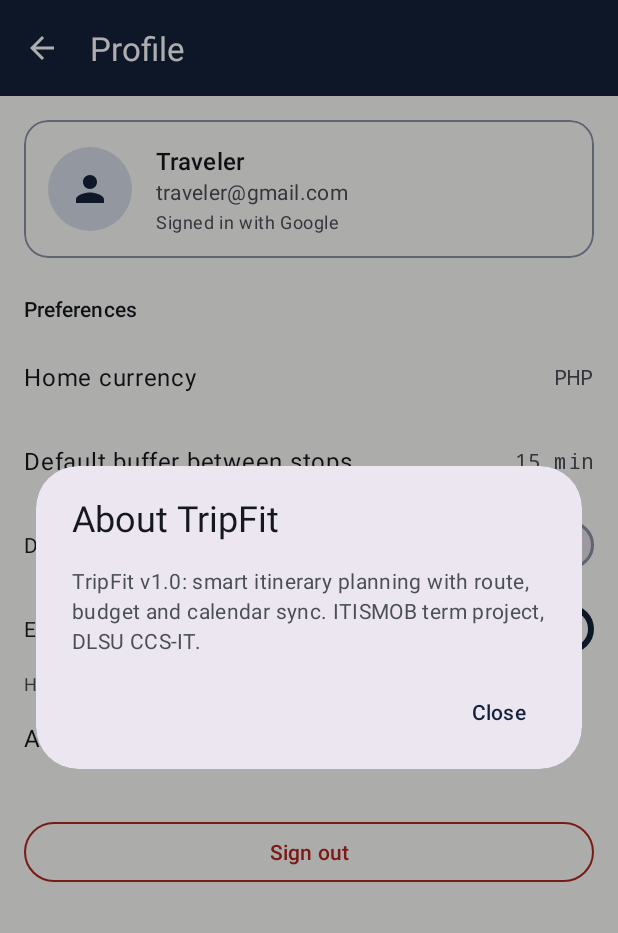
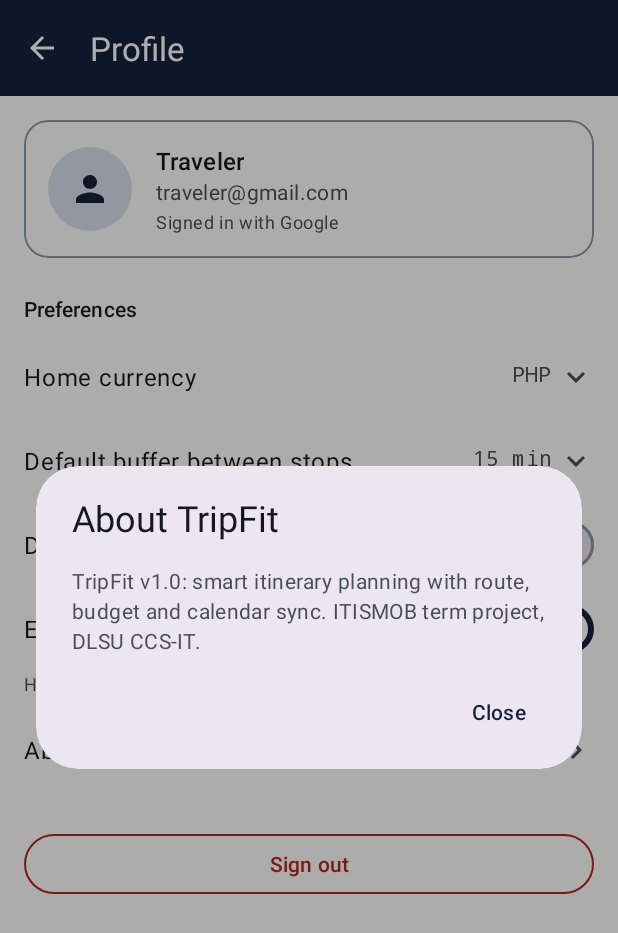
Before and after one commit to Rbndct/TripFit, an Android app: the ProfileActivity screen opened directly, with no data from a screen before it, after a tap on "About TripFit", on a phone screen of 412 x 824 dp. Shown: the top 933 px of the screen. Run offline under Robolectric (Android 15) with nearby library versions, the phone set to English and light mode, and no system bars.

Commit message:
fix(ui): profile critique pass
The dark mode switch read only the app's forced night mode, so it showed
OFF on a dark screen when the system theme drove dark; it now reads the
real uiMode. Currency, buffer and About rows get a trailing affordance
and TalkBack reads 'title, value' with 'Choose'/'Open' as the tap
action (buffer spoken as '15 minutes'). Changing the currency or buffer
confirms with a Snackbar, the open picker, About or Sign-out dialog is
restored after rotation, 'Preferences' is a heading, switch labels match
the rows and Sign out is 48dp. item_setting.xml is untouched so Stop
Detail's day row is unaffected.

```diff
--- a/app/src/main/java/com/itismob/s01/group01/tripfit/ProfileActivity.java
+++ b/app/src/main/java/com/itismob/s01/group01/tripfit/ProfileActivity.java
@@ -1,13 +1,18 @@
 package com.itismob.s01.group01.tripfit;
 
+import android.app.Dialog;
 import android.content.Intent;
+import android.content.res.Configuration;
 import android.os.Bundle;
 import android.view.View;
 import android.widget.TextView;
 
+import androidx.annotation.DrawableRes;
 import androidx.annotation.Nullable;
 import androidx.annotation.StringRes;
 import androidx.appcompat.app.AppCompatDelegate;
+import androidx.core.view.ViewCompat;
+import androidx.core.view.accessibility.AccessibilityNodeInfoCompat;
 
 import com.google.android.material.dialog.MaterialAlertDialogBuilder;
 import com.google.android.material.materialswitch.MaterialSwitch;
@@ -20,10 +25,18 @@ import java.util.List;
 public class ProfileActivity extends ScreenActivity {
 
     private static final int[] BUFFER_OPTIONS_MIN = {0, 10, 15, 20, 30};
+    private static final String STATE_DIALOG = "open_dialog";
+    private static final int DIALOG_NONE = 0;
+    private static final int DIALOG_CURRENCY = 1;
+    private static final int DIALOG_BUFFER = 2;
+    private static final int DIALOG_ABOUT = 3;
+    private static final int DIALOG_SIGN_OUT = 4;
 
     private final PrototypeStore store = PrototypeStore.get();
     private View rowCurrency;
     private View rowBuffer;
+    private Dialog shownDialog;
+    private int openDialog = DIALOG_NONE;
 
     @Override
     protected void onCreate(@Nullable Bundle savedInstanceState) {
@@ -32,14 +45,17 @@ public class ProfileActivity extends ScreenActivity {
 
         rowCurrency = findViewById(R.id.row_currency);
         rowBuffer = findViewById(R.id.row_buffer);
-        bindRow(rowCurrency, R.string.setting_home_currency, store.getDefaultHomeCurrency(),
-                v -> pickCurrency());
-        bindRow(rowBuffer, R.string.setting_buffer, bufferLabel(store.getBufferMin()),
-                v -> pickBuffer());
-        bindRow(findViewById(R.id.row_about), R.string.setting_about, "", v -> showAbout());
+        bindRow(rowCurrency, R.string.setting_home_currency, R.drawable.ic_expand_more_24,
+                R.string.profile_action_choose, v -> pickCurrency());
+        bindRow(rowBuffer, R.string.setting_buffer, R.drawable.ic_expand_more_24,
+                R.string.profile_action_choose, v -> pickBuffer());
+        bindRow(findViewById(R.id.row_about), R.string.setting_about, R.drawable.ic_chevron_right_24,
+                R.string.profile_action_open, v -> showAbout());
+        renderCurrency();
+        renderBuffer();
 
         MaterialSwitch dark = findViewById(R.id.switch_dark_mode);
-        dark.setChecked(AppCompatDelegate.getDefaultNightMode() == AppCompatDelegate.MODE_NIGHT_YES);
+        dark.setChecked(isDarkNow());
         dark.setOnCheckedChangeListener((button, checked) -> AppCompatDelegate.setDefaultNightMode(
                 checked ? AppCompatDelegate.MODE_NIGHT_YES : AppCompatDelegate.MODE_NIGHT_NO));
 
@@ -48,27 +64,96 @@ public class ProfileActivity extends ScreenActivity {
                 toast(checked ? R.string.reminders_on : R.string.reminders_off));
 
         findViewById(R.id.button_sign_out).setOnClickListener(v -> confirmSignOut());
+
+        if (savedInstanceState != null) {
+            reopenDialog(savedInstanceState.getInt(STATE_DIALOG, DIALOG_NONE));
+        }
     }
 
-    private void bindRow(View row, @StringRes int title, String value, View.OnClickListener click) {
+    @Override
+    protected void onSaveInstanceState(Bundle outState) {
+        super.onSaveInstanceState(outState);
+        outState.putInt(STATE_DIALOG, openDialog);
+    }
+
+    @Override
+    protected void onDestroy() {
+        if (shownDialog != null) {
+            shownDialog.dismiss();
+        }
+        super.onDestroy();
+    }
+
+    /** True when the screen is actually drawn dark, including when the system theme drives it. */
+    private boolean isDarkNow() {
+        int mask = getResources().getConfiguration().uiMode & Configuration.UI_MODE_NIGHT_MASK;
+        return mask == Configuration.UI_MODE_NIGHT_YES;
+    }
+
+    /** Titles the row, adds a trailing affordance and names the tap action for TalkBack. */
+    private void bindRow(View row, @StringRes int title, @DrawableRes int trailingIcon,
+                         @StringRes int actionLabel, View.OnClickListener click) {
         ((TextView) row.findViewById(R.id.text_setting_title)).setText(title);
-        ((TextView) row.findViewById(R.id.text_setting_value)).setText(value);
+        TextView value = row.findViewById(R.id.text_setting_value);
+        value.setCompoundDrawablesRelativeWithIntrinsicBounds(0, 0, trailingIcon, 0);
+        value.setCompoundDrawablePadding(getResources().getDimensionPixelSize(R.dimen.space_xs));
+        ViewCompat.replaceAccessibilityAction(row,
+                AccessibilityNodeInfoCompat.AccessibilityActionCompat.ACTION_CLICK,
+                getString(actionLabel), null);
         row.setOnClickListener(click);
+    }
+
+    private void renderCurrency() {
+        String code = store.getDefaultHomeCurrency();
+        ((TextView) rowCurrency.findViewById(R.id.text_setting_value)).setText(code);
+        rowCurrency.setContentDescription(
+                getString(R.string.profile_row_cd, getString(R.string.setting_home_currency), code));
+    }
+
+    private void renderBuffer() {
+        int minutes = store.getBufferMin();
+        ((TextView) rowBuffer.findViewById(R.id.text_setting_value)).setText(bufferLabel(minutes));
+        String spoken = minutes == 0 ? getString(R.string.buffer_none)
+                : getResources().getQuantityString(R.plurals.buffer_minutes_spoken, minutes, minutes);
+        rowBuffer.setContentDescription(
+                getString(R.string.profile_row_cd, getString(R.string.setting_buffer), spoken));
+    }
+
+    /** Shows a dialog and remembers which one, so it can be reopened after rotation. */
+    private void present(int kind, MaterialAlertDialogBuilder builder) {
+        openDialog = kind;
+        shownDialog = builder.setOnDismissListener(d -> {
+            if (shownDialog == d) {
+                shownDialog = null;
+                openDialog = DIALOG_NONE;
+            }
+        }).show();
+    }
+
+    private void reopenDialog(int kind) {
+        if (kind == DIALOG_CURRENCY) {
+            pickCurrency();
+        } else if (kind == DIALOG_BUFFER) {
+            pickBuffer();
+        } else if (kind == DIALOG_ABOUT) {
+            showAbout();
+        } else if (kind == DIALOG_SIGN_OUT) {
+            confirmSignOut();
+        }
     }
 
     private void pickCurrency() {
         List<String> codes = CurrencyMock.codes();
         int checked = codes.indexOf(store.getDefaultHomeCurrency());
-        new MaterialAlertDialogBuilder(this)
+        present(DIALOG_CURRENCY, new MaterialAlertDialogBuilder(this)
                 .setTitle(R.string.setting_home_currency)
                 .setSingleChoiceItems(codes.toArray(new String[0]), checked, (dialog, which) -> {
                     store.setDefaultHomeCurrency(codes.get(which));
-                    ((TextView) rowCurrency.findViewById(R.id.text_setting_value))
-                            .setText(codes.get(which));
+                    renderCurrency();
+                    toast(getString(R.string.profile_currency_set, codes.get(which)));
                     dialog.dismiss();
                 })
-                .setNegativeButton(R.string.action_cancel, null)
-                .show();
+                .setNegativeButton(R.string.action_cancel, null));
     }
 
     private void pickBuffer() {
@@ -80,16 +165,20 @@ public class ProfileActivity extends ScreenActivity {
                 checked = i;
             }
         }
-        new MaterialAlertDialogBuilder(this)
+        present(DIALOG_BUFFER, new MaterialAlertDialogBuilder(this)
                 .setTitle(R.string.setting_buffer)
                 .setSingleChoiceItems(labels, checked, (dialog, which) -> {
                     store.setBufferMin(BUFFER_OPTIONS_MIN[which]);
-                    ((TextView) rowBuffer.findViewById(R.id.text_setting_value))
-                            .setText(labels[which]);
+                    renderBuffer();
+                    toast(bufferSetMessage(BUFFER_OPTIONS_MIN[which]));
                     dialog.dismiss();
                 })
-                .setNegativeButton(R.string.action_cancel, null)
-                .show();
+                .setNegativeButton(R.string.action_cancel, null));
+    }
+
+    private String bufferSetMessage(int minutes) {
+        return minutes == 0 ? getString(R.string.profile_buffer_none_set)
+                : getResources().getQuantityString(R.plurals.profile_buffer_set, minutes, minutes);
     }
 
     private String bufferLabel(int minutes) {
@@ -98,15 +187,14 @@ public class ProfileActivity extends ScreenActivity {
     }
 
     private void showAbout() {
-        new MaterialAlertDialogBuilder(this)
+        present(DIALOG_ABOUT, new MaterialAlertDialogBuilder(this)
                 .setTitle(R.string.setting_about)
                 .setMessage(R.string.about_message)
-                .setPositiveButton(R.string.action_close, null)
-                .show();
+                .setPositiveButton(R.string.action_close, null));
     }
 
     private void confirmSignOut() {
-        new MaterialAlertDialogBuilder(this)
+        present(DIALOG_SIGN_OUT, new MaterialAlertDialogBuilder(this)
                 .setTitle(R.string.sign_out_title)
                 .setMessage(R.string.sign_out_message)
                 .setNegativeButton(R.string.action_cancel, null)
@@ -114,7 +202,6 @@ public class ProfileActivity extends ScreenActivity {
                     Intent intent = new Intent(this, LoginActivity.class);
                     intent.addFlags(Intent.FLAG_ACTIVITY_NEW_TASK | Intent.FLAG_ACTIVITY_CLEAR_TASK);
                     startActivity(intent);
-                })
-                .show();
+                }));
     }
 }
--- /dev/null
+++ b/app/src/main/res/drawable/ic_chevron_right_24.xml
@@ -0,0 +1,10 @@
+<vector xmlns:android="http://schemas.android.com/apk/res/android"
+    android:width="24dp"
+    android:height="24dp"
+    android:viewportWidth="24"
+    android:viewportHeight="24"
+    android:tint="?attr/colorOnSurfaceVariant">
+    <path
+        android:fillColor="@android:color/white"
+        android:pathData="M8.59,16.59L13.17,12 8.59,7.41 10,6l6,6 -6,6z" />
+</vector>
--- a/app/src/main/res/layout/activity_profile.xml
+++ b/app/src/main/res/layout/activity_profile.xml
@@ -84,6 +84,7 @@
                 android:layout_width="match_parent"
                 android:layout_height="wrap_content"
                 android:paddingHorizontal="@dimen/space_md"
+                android:accessibilityHeading="true"
                 android:paddingVertical="@dimen/space_sm"
                 android:text="@string/section_preferences"
                 android:textAppearance="?attr/textAppearanceTitleSmall"
@@ -103,7 +104,10 @@
                 android:layout_height="wrap_content"
                 android:minHeight="56dp"
                 android:paddingHorizontal="@dimen/space_md"
-                android:text="@string/setting_dark_mode" />
+                android:saveEnabled="false"
+                android:text="@string/setting_dark_mode"
+                android:textAppearance="?attr/textAppearanceBodyLarge"
+                android:textColor="?attr/colorOnSurface" />
 
             <com.google.android.material.materialswitch.MaterialSwitch
                 android:id="@+id/switch_reminders"
@@ -112,12 +116,15 @@
                 android:checked="true"
                 android:minHeight="56dp"
                 android:paddingHorizontal="@dimen/space_md"
-                android:text="@string/setting_reminders" />
+                android:text="@string/setting_reminders"
+                android:textAppearance="?attr/textAppearanceBodyLarge"
+                android:textColor="?attr/colorOnSurface" />
 
             <TextView
                 android:layout_width="match_parent"
                 android:layout_height="wrap_content"
                 android:paddingHorizontal="@dimen/space_md"
+                android:paddingBottom="@dimen/space_sm"
                 android:text="@string/setting_reminders_helper"
                 android:textAppearance="?attr/textAppearanceBodySmall"
                 android:textColor="?attr/colorOnSurfaceVariant" />
@@ -133,6 +140,7 @@
                 android:layout_height="wrap_content"
                 android:layout_marginHorizontal="@dimen/space_md"
                 android:layout_marginTop="@dimen/space_lg"
+                android:minHeight="48dp"
                 android:text="@string/action_sign_out"
                 android:textColor="@color/status_over"
                 app:strokeColor="@color/status_over" />
--- a/app/src/main/res/values/strings_prototype.xml
+++ b/app/src/main/res/values/strings_prototype.xml
@@ -30,6 +30,19 @@
     <string name="reminders_on">Reminders on</string>
     <string name="reminders_off">Reminders off</string>
     <string name="action_close">Close</string>
+    <string name="profile_row_cd">%1$s, %2$s</string>
+    <plurals name="buffer_minutes_spoken">
+        <item quantity="one">%1$d minute</item>
+        <item quantity="other">%1$d minutes</item>
+    </plurals>
+    <string name="profile_action_choose">Choose</string>
+    <string name="profile_action_open">Open</string>
+    <string name="profile_currency_set">Home currency set to %1$s</string>
+    <string name="profile_buffer_none_set">Buffer removed</string>
+    <plurals name="profile_buffer_set">
+        <item quantity="one">Default buffer set to %1$d minute</item>
+        <item quantity="other">Default buffer set to %1$d minutes</item>
+    </plurals>
 
     <!-- Itinerary hub -->
     <string name="action_optimize">Optimize route</string>
```
Also changed, not shown: 1 other file.
